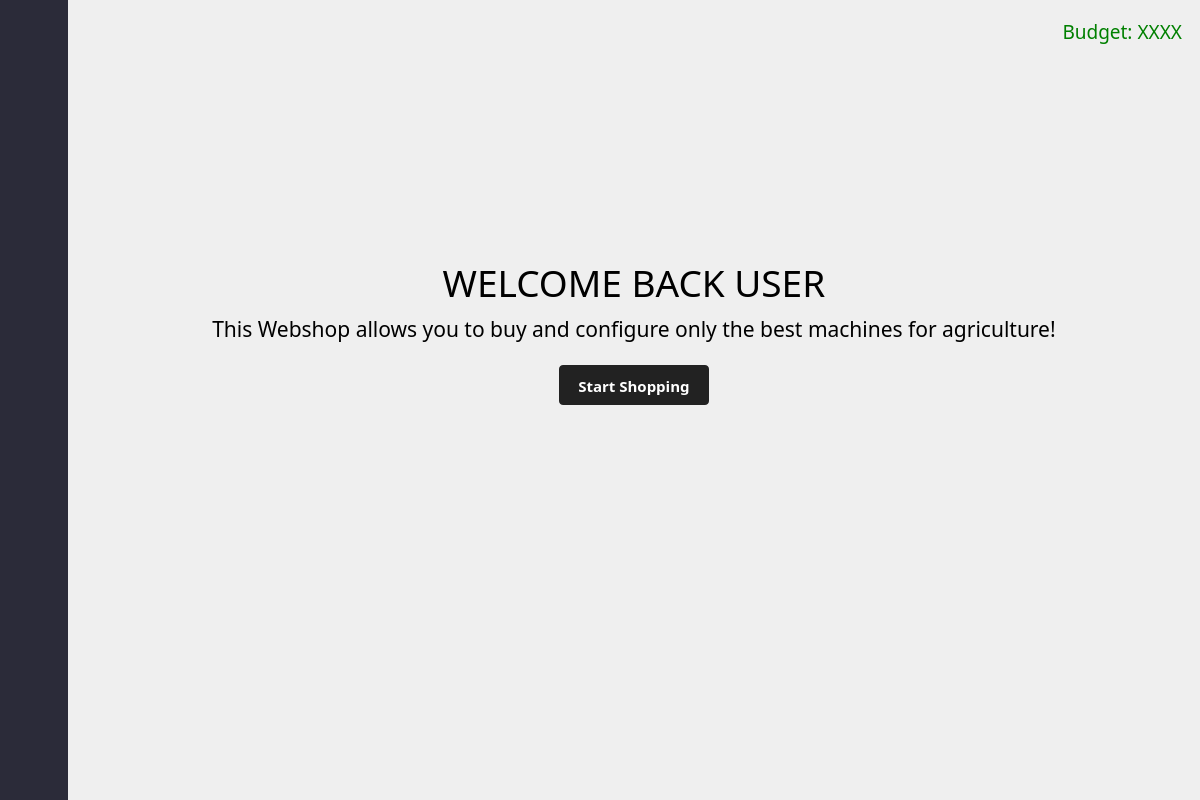
This is ui_files/interface.ui in xTheSheep/gui_landwirtschaftliche_fahrzeuge as Qt 5 draws it before an edit. The edited form follows.
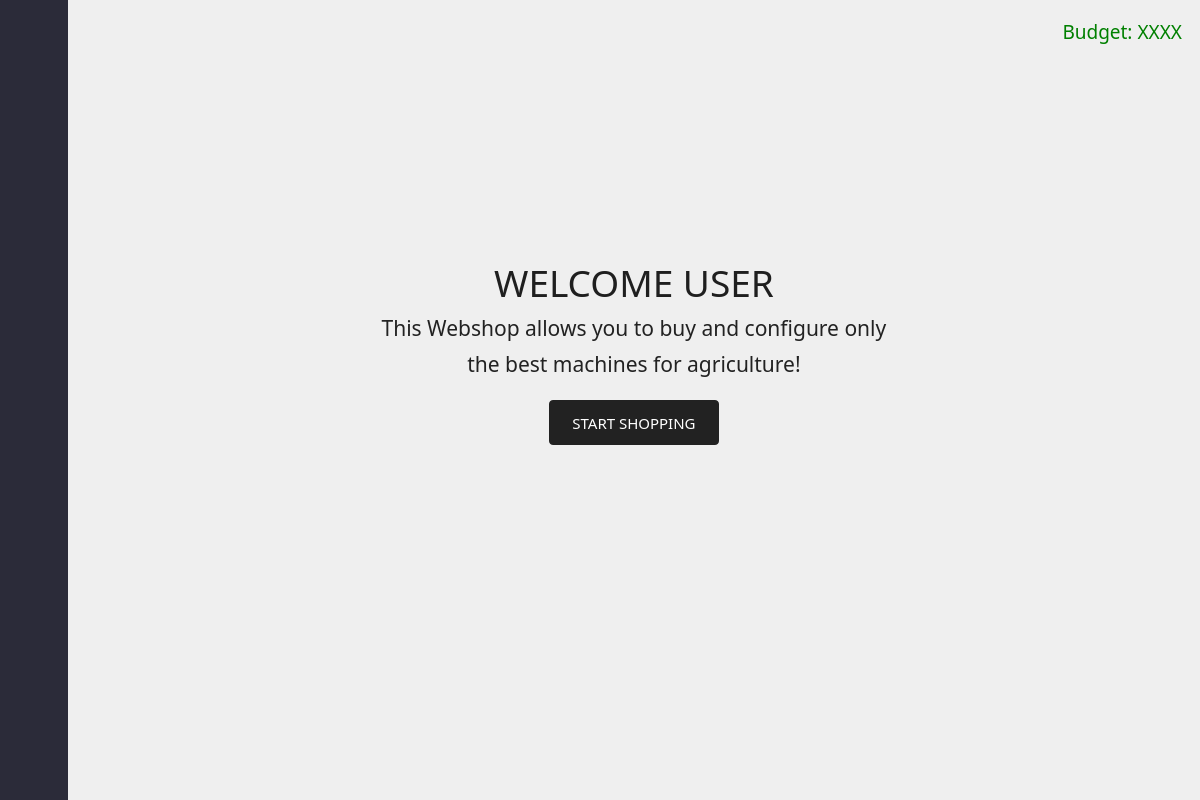
This is the edited form. The open tabs and pages were chosen to show the change. Icons and pictures are not drawn.

Patch:
```diff
--- a/ui_files/interface.ui
+++ b/ui_files/interface.ui
@@ -18,7 +18,9 @@
     <normaloff>:/icons/assets/icons/shopping_cart_checkout_FILL0_wght400_GRAD0_opsz48.svg</normaloff>:/icons/assets/icons/shopping_cart_checkout_FILL0_wght400_GRAD0_opsz48.svg</iconset>
   </property>
   <property name="styleSheet">
-   <string notr="true"/>
+   <string notr="true">QLabel {
+	color: #222;
+}</string>
   </property>
   <widget class="QWidget" name="centralwidget">
    <layout class="QVBoxLayout" name="verticalLayout_10">
@@ -702,14 +704,26 @@
                </item>
                <item>
                 <widget class="QLabel" name="welcome_label">
+                 <property name="maximumSize">
+                  <size>
+                   <width>16777215</width>
+                   <height>50</height>
+                  </size>
+                 </property>
                  <property name="font">
                   <font>
-                   <family>Bahnschrift</family>
+                   <family>Poppins Medium</family>
                    <pointsize>28</pointsize>
+                   <italic>false</italic>
+                   <underline>false</underline>
+                   <kerning>true</kerning>
                   </font>
                  </property>
+                 <property name="styleSheet">
+                  <string notr="true">color: rgb(31, 31, 31);</string>
+                 </property>
                  <property name="text">
-                  <string>WELCOME BACK USER</string>
+                  <string>WELCOME USER</string>
                  </property>
                  <property name="alignment">
                   <set>Qt::AlignCenter</set>
@@ -718,14 +732,42 @@
                </item>
                <item>
                 <widget class="QLabel" name="label_3">
+                 <property name="maximumSize">
+                  <size>
+                   <width>16777215</width>
+                   <height>30</height>
+                  </size>
+                 </property>
                  <property name="font">
                   <font>
-                   <family>Bahnschrift</family>
+                   <family>Poppins Light</family>
                    <pointsize>16</pointsize>
                   </font>
                  </property>
                  <property name="text">
-                  <string>This Webshop allows you to buy and configure only the best machines for agriculture!</string>
+                  <string>This Webshop allows you to buy and configure only</string>
+                 </property>
+                 <property name="alignment">
+                  <set>Qt::AlignCenter</set>
+                 </property>
+                </widget>
+               </item>
+               <item>
+                <widget class="QLabel" name="label_4">
+                 <property name="maximumSize">
+                  <size>
+                   <width>16777215</width>
+                   <height>30</height>
+                  </size>
+                 </property>
+                 <property name="font">
+                  <font>
+                   <family>Poppins Light</family>
+                   <pointsize>16</pointsize>
+                  </font>
+                 </property>
+                 <property name="text">
+                  <string>the best machines for agriculture!</string>
                  </property>
                  <property name="alignment">
                   <set>Qt::AlignCenter</set>
@@ -758,8 +800,8 @@
                  </property>
                  <property name="minimumSize">
                   <size>
-                   <width>150</width>
-                   <height>40</height>
+                   <width>170</width>
+                   <height>45</height>
                   </size>
                  </property>
                  <property name="maximumSize">
@@ -770,10 +812,10 @@
                  </property>
                  <property name="font">
                   <font>
-                   <family>Bahnschrift SemiBold</family>
+                   <family>Source Sans Pro SemiBold</family>
                    <pointsize>11</pointsize>
-                   <weight>75</weight>
-                   <bold>true</bold>
+                   <weight>50</weight>
+                   <bold>false</bold>
                   </font>
                  </property>
                  <property name="cursor">
@@ -783,7 +825,7 @@
                   <enum>Qt::TabFocus</enum>
                  </property>
                  <property name="text">
-                  <string>Start Shopping</string>
+                  <string>START SHOPPING</string>
                  </property>
                 </widget>
                </item>
```
Left out of the diff: 182 changed lines with no effect on the pictures.
